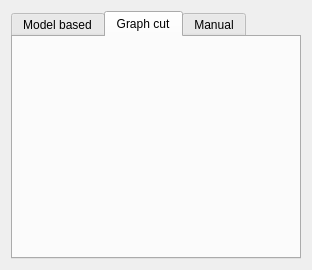
Before: the Qt Designer form Applications/Viewer/OrganSegmentationModule/OrganSegmentationWidget.ui in JanKolomaznik/MedV4D, drawn with Qt 5.
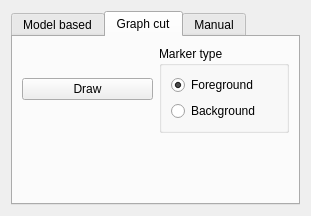
After: the same form once the commit is applied. The open tabs and pages were chosen to show the change.

The edit to the form file:
```diff
--- a/Applications/Viewer/OrganSegmentationModule/OrganSegmentationWidget.ui
+++ b/Applications/Viewer/OrganSegmentationModule/OrganSegmentationWidget.ui
@@ -6,8 +6,8 @@
    <rect>
     <x>0</x>
     <y>0</y>
-    <width>312</width>
-    <height>270</height>
+    <width>311</width>
+    <height>216</height>
    </rect>
   </property>
   <property name="minimumSize">
@@ -19,8 +19,8 @@
   <property name="windowTitle">
    <string>Form</string>
   </property>
-  <layout class="QVBoxLayout" name="verticalLayout">
-   <item>
+  <layout class="QGridLayout" name="gridLayout_3">
+   <item row="0" column="0">
     <widget class="QTabWidget" name="tabWidget">
      <property name="currentIndex">
       <number>0</number>
@@ -86,6 +86,57 @@
       <attribute name="title">
        <string>Graph cut</string>
       </attribute>
+      <layout class="QGridLayout" name="gridLayout_2">
+       <item row="0" column="0">
+        <widget class="QPushButton" name="pushButton_7">
+         <property name="text">
+          <string>Draw</string>
+         </property>
+         <property name="checkable">
+          <bool>true</bool>
+         </property>
+        </widget>
+       </item>
+       <item row="0" column="1">
+        <widget class="QGroupBox" name="groupBox">
+         <property name="title">
+          <string>Marker type</string>
+         </property>
+         <layout class="QVBoxLayout" name="verticalLayout">
+          <item>
+           <widget class="QRadioButton" name="foregroundRadioButton">
+            <property name="text">
+             <string>Foreground</string>
+            </property>
+            <property name="checked">
+             <bool>true</bool>
+            </property>
+           </widget>
+          </item>
+          <item>
+           <widget class="QRadioButton" name="radioButton_2">
+            <property name="text">
+             <string>Background</string>
+            </property>
+           </widget>
+          </item>
+         </layout>
+        </widget>
+       </item>
+       <item row="1" column="1">
+        <spacer name="verticalSpacer_2">
+         <property name="orientation">
+          <enum>Qt::Vertical</enum>
+         </property>
+         <property name="sizeHint" stdset="0">
+          <size>
+           <width>20</width>
+           <height>40</height>
+          </size>
+         </property>
+        </spacer>
+       </item>
+      </layout>
      </widget>
      <widget class="QWidget" name="tab_3">
       <attribute name="title">
```
Left out of the diff: 66 changed lines with no effect on the pictures.
